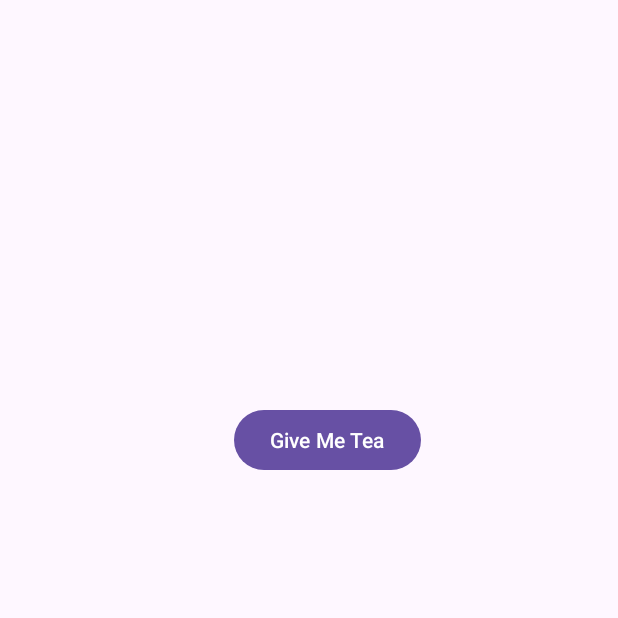
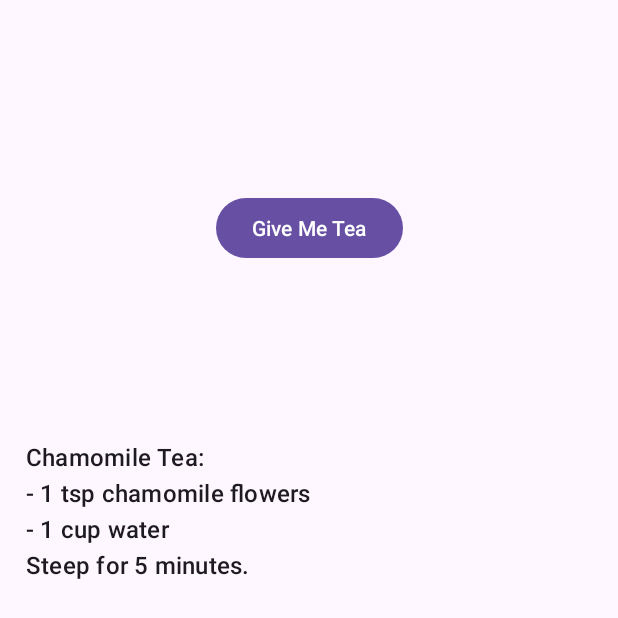
Before and after one commit to VCNMB-Classwork/opsc-ice-task-2-2024-lisan-al-gaib, an Android app: the screen it shows after launch (MainActivity), after a tap on "Give Me Tea", on a phone screen of 412 x 824 dp. Shown: the top 618 px of the screen. Run offline under Robolectric (Android 15) with nearby library versions, the phone set to English and light mode, and no system bars.

Commit message:
Oh praise the lawd. Notification History displays now

```diff
--- a/app/src/main/java/com/st10079970/st10079970_opsc_ice_3/MainActivity.kt
+++ b/app/src/main/java/com/st10079970/st10079970_opsc_ice_3/MainActivity.kt
@@ -1,75 +1,101 @@
 package com.st10079970.st10079970_opsc_ice_3
 
 
+import NotificationAdapter
 import android.annotation.SuppressLint
 import android.app.NotificationChannel
 import android.app.NotificationManager
 import android.content.pm.PackageManager
 import android.os.Build
 import android.os.Bundle
+import android.util.Log
 import android.widget.Button
 import androidx.appcompat.app.AppCompatActivity
 import androidx.core.app.NotificationCompat
 import androidx.core.app.NotificationManagerCompat
 import androidx.core.content.ContextCompat
+import androidx.recyclerview.widget.LinearLayoutManager
+import androidx.recyclerview.widget.RecyclerView
 import kotlin.random.Random
 
 
 class MainActivity : AppCompatActivity() {
-    // Unique ID for the notification channel
     private val CHANNEL_ID = "tea_channel_id"
-    // Request code for notification permission
     private val REQUEST_CODE_NOTIFICATION_PERMISSION = 1
+    private lateinit var notificationDatabaseHelper: NotificationDatabaseHelper
+    private lateinit var notificationAdapter: NotificationAdapter
 
     override fun onCreate(savedInstanceState: Bundle?) {
         super.onCreate(savedInstanceState)
         setContentView(R.layout.activity_main)
 
+        // Initialize NotificationDatabaseHelper
+        notificationDatabaseHelper = NotificationDatabaseHelper(this)
 
+        // Initialize RecyclerView
+        val notificationRecyclerView = findViewById<RecyclerView>(R.id.rvNotificationHistory)
+        notificationRecyclerView.layoutManager = LinearLayoutManager(this)
+        notificationAdapter = NotificationAdapter(emptyList())
+        notificationRecyclerView.adapter = notificationAdapter
+
+        // Load notification history on start
+        loadNotificationHistory()
+
+        // Set up the notification channel
         createNotificationChannel()
 
+        // Set up the button click listener
         val teaButton: Button = findViewById(R.id.btnTeaNotification)
+        teaButton.setOnClickListener {
+            handleTeaButtonClick()
+        }
+    }
 
-        teaButton.setOnClickListener {
+    private fun handleTeaButtonClick() {
         if (Build.VERSION.SDK_INT >= Build.VERSION_CODES.TIRAMISU) {
-                // Check if notification permission is granted
             if (ContextCompat.checkSelfPermission(this, android.Manifest.permission.POST_NOTIFICATIONS) == PackageManager.PERMISSION_GRANTED) {
-                    // Permission granted, send the notification
                 val recipe = getRandomTeaRecipe()
                 sendTeaNotification(recipe)
+                addNotificationToDatabase(recipe)
             } else {
-                    // Request permission
                 requestPermissions(arrayOf(android.Manifest.permission.POST_NOTIFICATIONS), REQUEST_CODE_NOTIFICATION_PERMISSION)
             }
         } else {
             val recipe = getRandomTeaRecipe()
             sendTeaNotification(recipe)
-            }
+            addNotificationToDatabase(recipe)
         }
     }
 
-    // Generate a random tea recipe from a list
+    private fun addNotificationToDatabase(recipe: String) {
+        notificationDatabaseHelper.addNotification(recipe)
+        loadNotificationHistory()
+    }
+
+    private fun loadNotificationHistory() {
+        val notifications = notificationDatabaseHelper.getAllNotifications()
+        Log.d("MainActivity", "Loaded notifications: $notifications")
+        notificationAdapter.updateData(notifications)
+    }
+
     private fun getRandomTeaRecipe(): String {
         val recipes = listOf(
             "Green Tea:\n- 1 tsp green tea leaves\n- 1 cup water\nSteep for 3 minutes.",
             "Chamomile Tea:\n- 1 tsp chamomile flowers\n- 1 cup water\nSteep for 5 minutes.",
             "Ginger Tea:\n- 1 tbsp grated ginger\n- 1 cup water\nBoil for 10 minutes."
         )
-        val randomIndex = Random.nextInt(recipes.size)
-        return recipes[randomIndex]
+        return recipes.random()
     }
 
-    // Send a notification with the tea recipe
     @SuppressLint("MissingPermission")
     private fun sendTeaNotification(recipe: String) {
         val builder = NotificationCompat.Builder(this, CHANNEL_ID)
-            .setSmallIcon(R.drawable.ic_tea) //notification icon
-            .setContentTitle("Your Tea Recipe") //title of the notification
+            .setSmallIcon(R.drawable.ic_tea)
+            .setContentTitle("Your Tea Recipe")
             .setContentText(recipe)
-            .setStyle(NotificationCompat.BigTextStyle().bigText(recipe)) //Display long text
-            .setPriority(NotificationCompat.PRIORITY_DEFAULT) //Set notification priority
+            .setStyle(NotificationCompat.BigTextStyle().bigText(recipe))
+            .setPriority(NotificationCompat.PRIORITY_HIGH)
 
-        //Uses NotificationManagerCompat to display the notification
         with(NotificationManagerCompat.from(this)) {
             notify(1001, builder.build())
         }
@@ -77,30 +103,21 @@ class MainActivity : AppCompatActivity() {
 
     private fun createNotificationChannel() {
         if (Build.VERSION.SDK_INT >= Build.VERSION_CODES.O) {
-            val name = "Tea Recipe Channel" //Name of the notification channel
-            val descriptionText = "Channel for tea recipe notifications" //Description of the channel
-            val importance = NotificationManager.IMPORTANCE_DEFAULT
-            val channel = NotificationChannel(CHANNEL_ID, name, importance).apply {
-                description = descriptionText
+            val channel = NotificationChannel(CHANNEL_ID, "Tea Recipe Channel", NotificationManager.IMPORTANCE_HIGH).apply {
+                description = "Channel for tea recipe notifications"
             }
-            // Register the channel with the system
-            val notificationManager: NotificationManager =
-                getSystemService(NOTIFICATION_SERVICE) as NotificationManager
+            val notificationManager: NotificationManager = getSystemService(NOTIFICATION_SERVICE) as NotificationManager
             notificationManager.createNotificationChannel(channel)
         }
     }
 
-    // Handle the result of the permission request
     override fun onRequestPermissionsResult(requestCode: Int, permissions: Array<out String>, grantResults: IntArray) {
         super.onRequestPermissionsResult(requestCode, permissions, grantResults)
-        // Check if the permission request code matches
         if (requestCode == REQUEST_CODE_NOTIFICATION_PERMISSION) {
             if (grantResults.isNotEmpty() && grantResults[0] == PackageManager.PERMISSION_GRANTED) {
-                // Permission granted, send the notification
                 val recipe = getRandomTeaRecipe()
                 sendTeaNotification(recipe)
-            } else {
-                // Permission denied
+                addNotificationToDatabase(recipe)
             }
         }
     }
--- /dev/null
+++ b/app/src/main/java/com/st10079970/st10079970_opsc_ice_3/NotificationAdapter.kt
@@ -0,0 +1,28 @@
+import android.view.LayoutInflater
+import android.view.View
+import android.view.ViewGroup
+import android.widget.TextView
+import androidx.recyclerview.widget.RecyclerView
+
+class NotificationAdapter(private var notifications: List<String>) : RecyclerView.Adapter<NotificationAdapter.ViewHolder>() {
+
+    inner class ViewHolder(itemView: View) : RecyclerView.ViewHolder(itemView) {
+        val notificationText: TextView = itemView.findViewById(android.R.id.text1)
+    }
+
+    override fun onCreateViewHolder(parent: ViewGroup, viewType: Int): ViewHolder {
+        val view = LayoutInflater.from(parent.context).inflate(android.R.layout.simple_list_item_1, parent, false)
+        return ViewHolder(view)
+    }
+
+    override fun onBindViewHolder(holder: ViewHolder, position: Int) {
+        holder.notificationText.text = notifications[position]
+    }
+
+    override fun getItemCount() = notifications.size
+
+    fun updateData(newNotifications: List<String>) {
+        notifications = newNotifications
+        notifyDataSetChanged()
+    }
+}
--- /dev/null
+++ b/app/src/main/java/com/st10079970/st10079970_opsc_ice_3/NotificationDatabaseHelper.kt
@@ -0,0 +1,68 @@
+package com.st10079970.st10079970_opsc_ice_3
+
+import android.content.Context
+import android.database.Cursor
+import android.database.sqlite.SQLiteDatabase
+import android.database.sqlite.SQLiteOpenHelper
+import android.util.Log
+
+class NotificationDatabaseHelper(context: Context) : SQLiteOpenHelper(context, DATABASE_NAME, null, DATABASE_VERSION) {
+
+    companion object {
+        private const val DATABASE_NAME = "notifications.db"
+        private const val DATABASE_VERSION = 1
+        private const val TABLE_NAME = "notifications"
+        private const val COLUMN_ID = "id"
+        private const val COLUMN_CONTENT = "content"
+
+        private const val CREATE_TABLE = ("CREATE TABLE $TABLE_NAME (" +
+                "$COLUMN_ID INTEGER PRIMARY KEY AUTOINCREMENT, " +
+                "$COLUMN_CONTENT TEXT)")
+    }
+
+    override fun onCreate(db: SQLiteDatabase) {
+        db.execSQL(CREATE_TABLE)
+    }
+
+    override fun onUpgrade(db: SQLiteDatabase, oldVersion: Int, newVersion: Int) {
+        db.execSQL("DROP TABLE IF EXISTS $TABLE_NAME")
+        onCreate(db)
+    }
+
+    fun addNotification(content: String) {
+        val db = writableDatabase
+        db.execSQL("INSERT INTO $TABLE_NAME ($COLUMN_CONTENT) VALUES ('$content')")
+        db.close()
+    }
+
+    fun getAllNotifications(): List<String> {
+        val notifications = mutableListOf<String>()
+        val db = readableDatabase
+        val cursor: Cursor? = db.query(
+            TABLE_NAME, // Table name
+            null, // Columns (null to get all columns)
+            null, // Selection
+            null, // Selection args
+            null, // Group by
+            null, // Having
+            null // Order by
+        )
+
+        cursor?.let {
+            val contentIndex = it.getColumnIndex(COLUMN_CONTENT)
+
+            if (contentIndex != -1) {
+                while (it.moveToNext()) {
+                    val content = it.getString(contentIndex)
+                    notifications.add(content)
+                }
+            } else {
+                Log.e("Database", "Column index for $COLUMN_CONTENT is invalid")
+            }
+            it.close()
+        } ?: Log.e("Database", "Cursor is null or query failed")
+
+        db.close()
+        return notifications
+    }
+}
--- a/app/src/main/res/layout/activity_main.xml
+++ b/app/src/main/res/layout/activity_main.xml
@@ -11,10 +11,24 @@
         android:id="@+id/btnTeaNotification"
         android:layout_width="wrap_content"
         android:layout_height="wrap_content"
-        android:layout_marginTop="269dp"
-        android:layout_marginEnd="131dp"
+        android:layout_marginTop="128dp"
+        android:layout_marginBottom="117dp"
         android:text="Give Me Tea"
+        app:layout_constraintBottom_toTopOf="@+id/rvNotificationHistory"
         app:layout_constraintEnd_toEndOf="parent"
+        app:layout_constraintStart_toStartOf="parent"
         app:layout_constraintTop_toTopOf="parent" />
 
+    <androidx.recyclerview.widget.RecyclerView
+        android:id="@+id/rvNotificationHistory"
+        android:layout_width="0dp"
+        android:layout_height="0dp"
+        android:layout_marginStart="1dp"
+        android:layout_marginEnd="1dp"
+        android:layout_marginBottom="1dp"
+        app:layout_constraintBottom_toBottomOf="parent"
+        app:layout_constraintEnd_toEndOf="parent"
+        app:layout_constraintStart_toStartOf="parent"
+        app:layout_constraintTop_toBottomOf="@+id/btnTeaNotification" />
+
 </androidx.constraintlayout.widget.ConstraintLayout>
```
Lines whose indentation alone changed are shown as unchanged.
